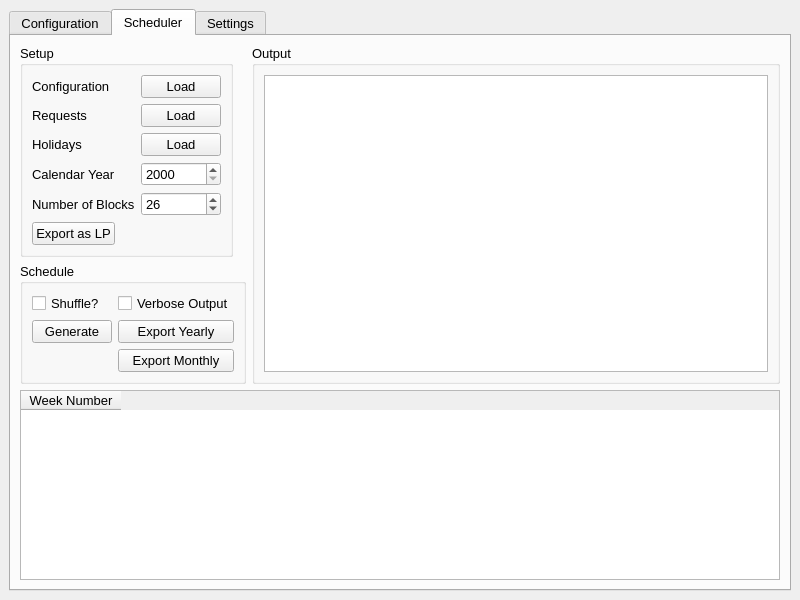
Old version of the form src/designer/mainwindow.ui in the repository mishra-lab/scheduler.
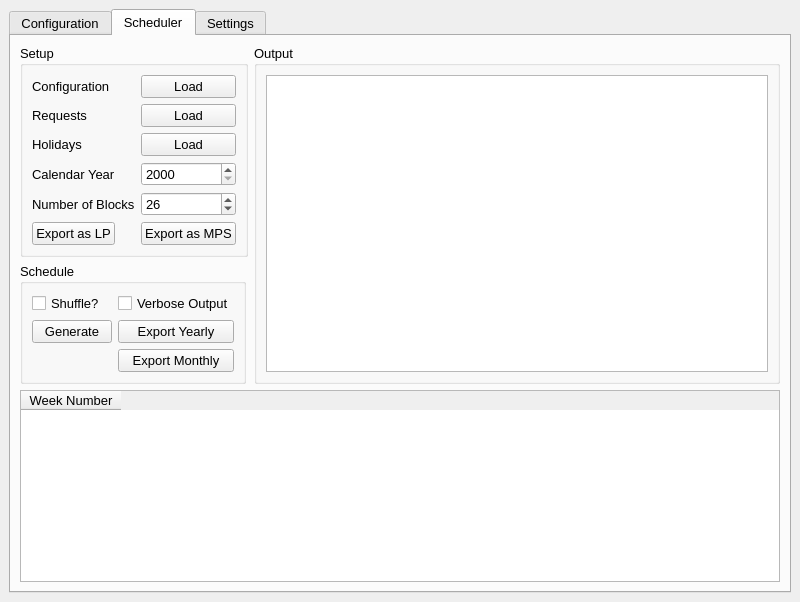
New version of the form.

Commit message: Add MPS export option

```diff
--- a/src/designer/mainwindow.ui
+++ b/src/designer/mainwindow.ui
@@ -7,7 +7,7 @@
     <x>0</x>
     <y>0</y>
     <width>800</width>
-    <height>600</height>
+    <height>602</height>
    </rect>
   </property>
   <property name="font">
@@ -253,6 +253,13 @@
                    </property>
                   </widget>
                  </item>
+                 <item row="5" column="1">
+                  <widget class="QPushButton" name="exportMpsButton">
+                   <property name="text">
+                    <string>Export as MPS</string>
+                   </property>
+                  </widget>
+                 </item>
                 </layout>
                </item>
               </layout>
```
The commit also changes 7 other files.
